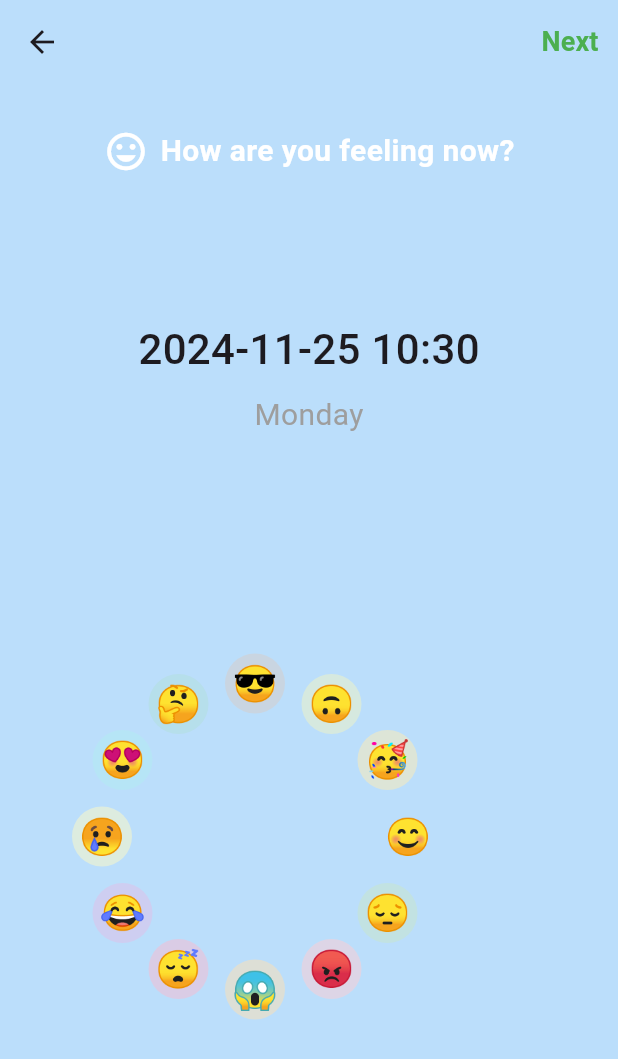
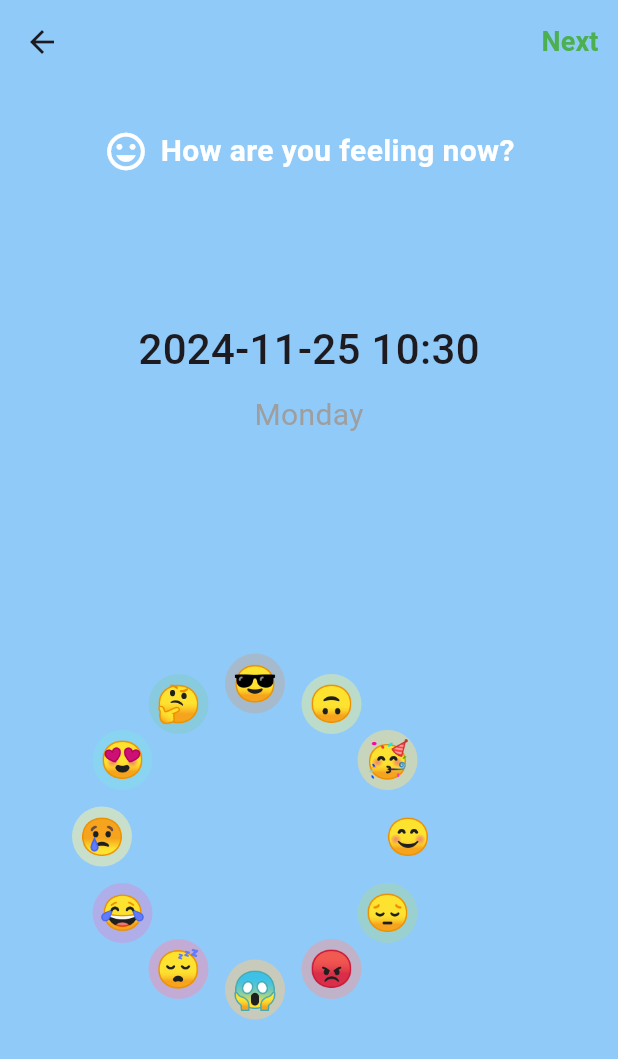
Before and after one commit to xiangxiang3451/EMMOApp, a Flutter app: the MoodScreen screen opened directly, on a phone screen of 412 x 824 dp. Shown: the top 1059 px of the screen. Run offline on Flutter 3.47's test engine with Material 3 defaults, Android fonts, the phone set to English and light mode, and no system bars; our stand-ins replace cloud_firestore, firebase_auth, firebase_core, geocoding, geolocator, google_maps_flutter and 2 more; missing offline and left inert: mailer; accounts and stored records are empty.

Commit message:
small change

```diff
--- a/lib/screens/mood_screen.dart
+++ b/lib/screens/mood_screen.dart
@@ -35,18 +35,18 @@ class _MoodScreenState extends State<MoodScreen> {
   ];
 
   List<Color> moodColors = [
-    Colors.blue[100]!,
-    Colors.green[100]!,
-    Colors.red[100]!,
-    Colors.orange[100]!,
-    Colors.pink[100]!,
-    Colors.purple[100]!,
-    Colors.yellow[100]!,
-    Colors.cyan[100]!,
-    Colors.teal[100]!,
-    Colors.brown[100]!,
-    Colors.lime[100]!,
-    Colors.amber[100]!,
+    Colors.blue[200]!,
+    Colors.green[200]!,
+    Colors.red[200]!,
+    Colors.orange[200]!,
+    Colors.pink[200]!,
+    Colors.purple[200]!,
+    Colors.yellow[200]!,
+    Colors.cyan[200]!,
+    Colors.teal[200]!,
+    Colors.brown[200]!,
+    Colors.lime[200]!,
+    Colors.amber[200]!,
   ];
 
   String getCurrentDate() {
--- a/lib/screens/visualizationNote.dart
+++ b/lib/screens/visualizationNote.dart
@@ -65,7 +65,9 @@ class _VisualizationnoteState extends State<Visualizationnote> {
   @override
   Widget build(BuildContext context) {
     return Scaffold(
-      body: records.isEmpty
+      body: Container(
+        color: Colors.white.withOpacity(0.8), // 设置背景色为半透明亮色
+        child: records.isEmpty
             ? const Center(child: CircularProgressIndicator())
             : ListView.builder(
                 itemCount: records.length,
@@ -74,8 +76,9 @@ class _VisualizationnoteState extends State<Visualizationnote> {
                   final expression = record['expression'];
                   final colorValue = record['color'];
 
-                final color =
-                    colorValue is int ? Color(colorValue) : Colors.transparent;
+                  final color = colorValue is int
+                      ? Color(colorValue)
+                      : Colors.transparent;
                   final date = record['date'];
                   final address = record['address'];
                   final thoughts = record['thoughts'];
@@ -86,12 +89,15 @@ class _VisualizationnoteState extends State<Visualizationnote> {
                       _showRecordDetails(context, record);
                     },
                     child: Card(
+                      shape: const RoundedRectangleBorder(
+                        borderRadius: BorderRadius.zero, // 设置为无圆角
+                      ),
                       color: color,
                       margin: const EdgeInsets.symmetric(
                           vertical: 0, horizontal: 0),
                       child: Container(
                         padding: const EdgeInsets.all(16),
-                      height: 120, // 固定高度
+                        height: 110, // 固定高度
                         child: Row(
                           children: [
                             CircleAvatar(
@@ -138,8 +144,10 @@ class _VisualizationnoteState extends State<Visualizationnote> {
                   );
                 },
               ),
+      ),
     );
   }
+
   void _showRecordDetails(BuildContext context, Map<String, dynamic> record) {
     final expression = record['expression'];
     final colorValue = record['color'];
```
Lines whose indentation alone changed are shown as unchanged.
